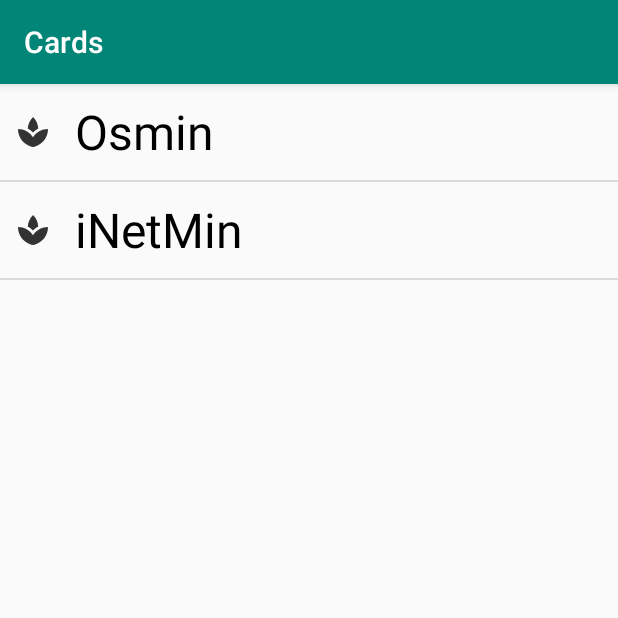
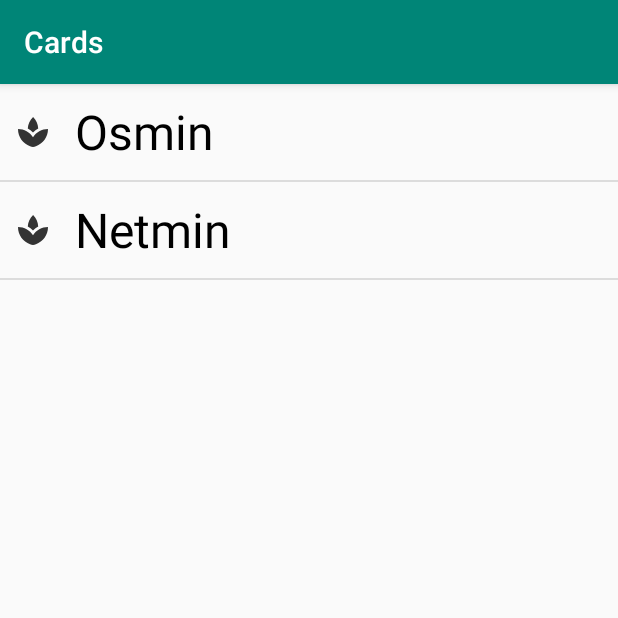
Before and after one commit to Ghepanso/CardCycler, an Android app: the screen it shows after launch (MainActivity), on a phone screen of 412 x 824 dp, the top half of it. Run offline under Robolectric (Android 15) with nearby library versions, the phone set to English and light mode, and no system bars.

Commit message:
added netmin

```diff
--- a/app/src/main/res/values/strings.xml
+++ b/app/src/main/res/values/strings.xml
@@ -5,6 +5,6 @@
     <string name="show_tips">Show tips</string>
     <string-array name="card_names">
         <item>Osmin</item>
-        <item>iNetMin</item>
+        <item>Netmin</item>
     </string-array>
 </resources>
```
Also changed, not shown: app/src/main/java/com/mathmech/cards/CardsScrollActivity.java (+10 -4 lines).
